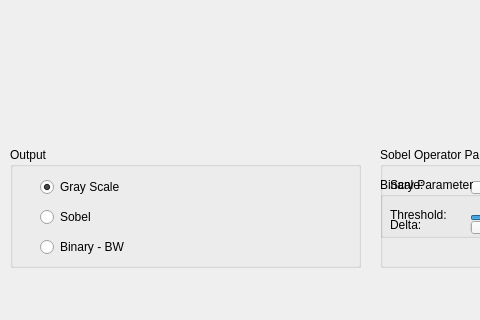
First picture: the form in mainwindow.ui, repository SubhiH/opencv_qt, before the edit; both pictures show x 0 to 480 and y 190 to 510 of the 767 by 510 pixel window.
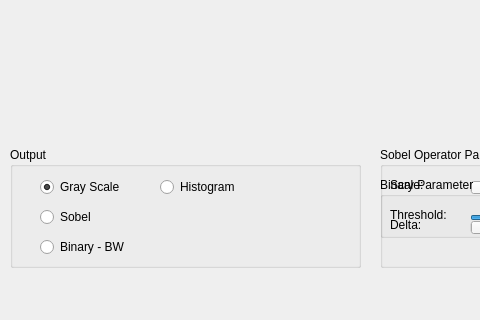
Second picture: the form after the edit.

```diff
--- a/mainwindow.ui
+++ b/mainwindow.ui
@@ -103,6 +103,25 @@
       <string>Binary - BW</string>
      </property>
     </widget>
+    <widget class="QRadioButton" name="histo_rb">
+     <property name="geometry">
+      <rect>
+       <x>150</x>
+       <y>30</y>
+       <width>100</width>
+       <height>20</height>
+      </rect>
+     </property>
+     <property name="text">
+      <string>Histogram</string>
+     </property>
+     <property name="checkable">
+      <bool>true</bool>
+     </property>
+     <property name="checked">
+      <bool>false</bool>
+     </property>
+    </widget>
    </widget>
    <widget class="QGroupBox" name="sobel_gb">
     <property name="enabled">
```
